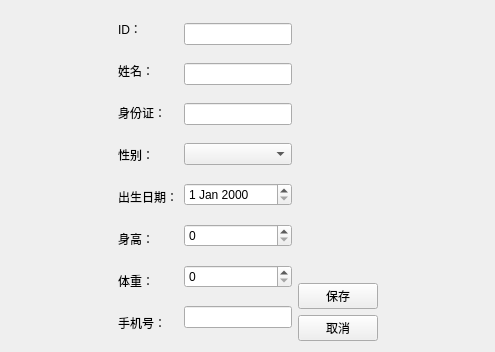
Old version of the form pat_doc/patienteditview.ui in the repository roeeshua/pat_doc.
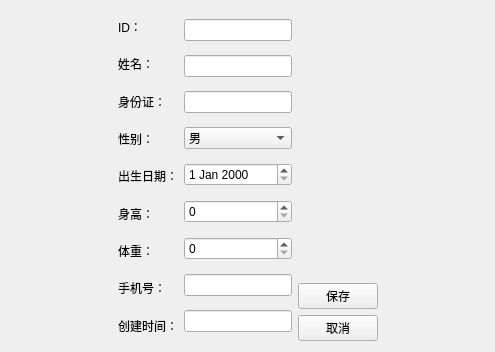
New version of the form.

What changed in the file:
```diff
--- a/pat_doc/patienteditview.ui
+++ b/pat_doc/patienteditview.ui
@@ -87,6 +87,13 @@
          </property>
         </widget>
        </item>
+       <item>
+        <widget class="QLabel" name="label_9">
+         <property name="text">
+          <string>创建时间：</string>
+         </property>
+        </widget>
+       </item>
       </layout>
      </item>
      <item>
@@ -101,7 +108,18 @@
         <widget class="QLineEdit" name="lineEdit_3"/>
        </item>
        <item>
-        <widget class="QComboBox" name="comboBox"/>
+        <widget class="QComboBox" name="dbComboSex">
+         <item>
+          <property name="text">
+           <string>男</string>
+          </property>
+         </item>
+         <item>
+          <property name="text">
+           <string>女</string>
+          </property>
+         </item>
+        </widget>
        </item>
        <item>
         <widget class="QDateEdit" name="dateEdit"/>
@@ -113,7 +131,10 @@
         <widget class="QSpinBox" name="spinBox_2"/>
        </item>
        <item>
-        <widget class="QLineEdit" name="lineEdit_4"/>
+        <widget class="QLineEdit" name="dbEditMobile"/>
+       </item>
+       <item>
+        <widget class="QLineEdit" name="dbCreatedTimeStamp"/>
        </item>
       </layout>
      </item>
```
Left out of the diff: 12 changed lines with no effect on the pictures.
